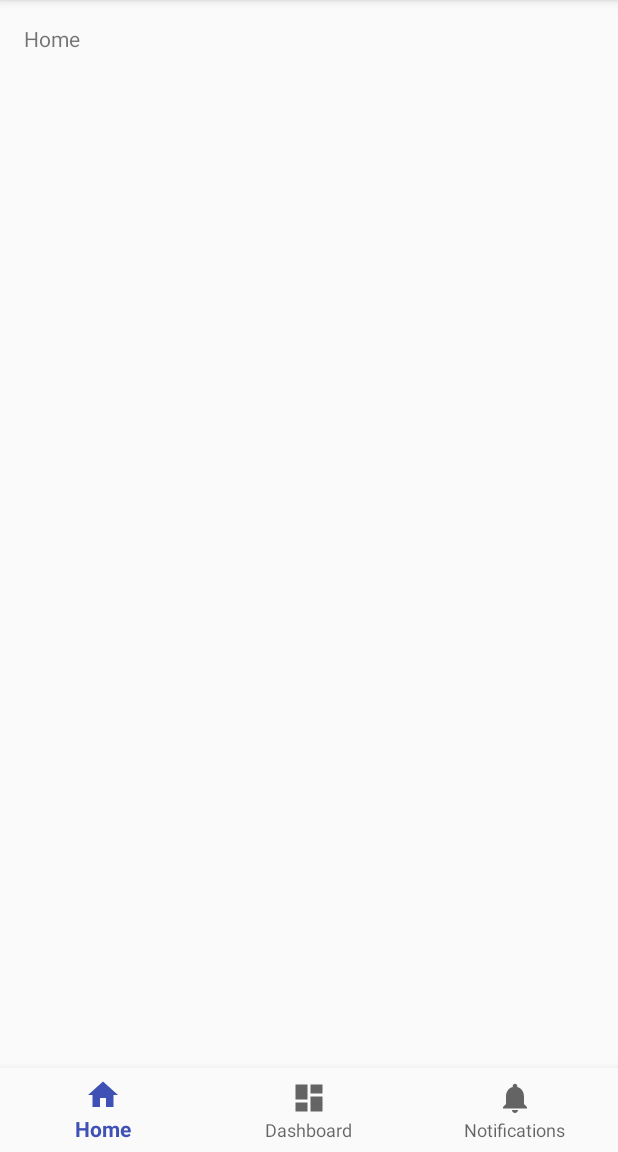
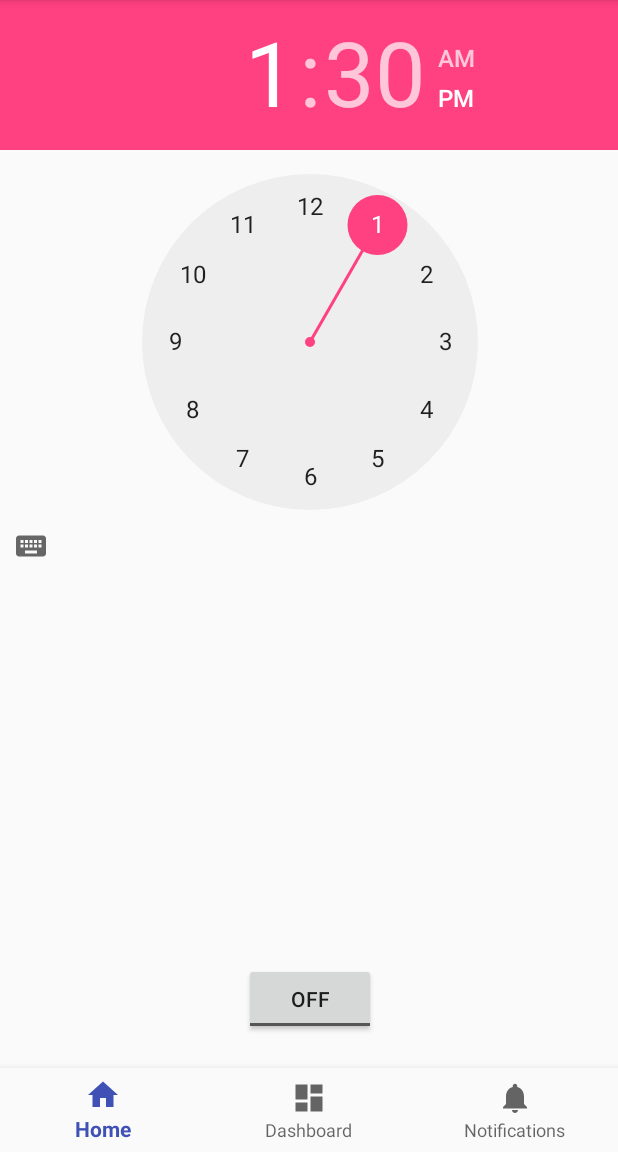
Before and after one commit to bjornwilliam/MrWakup, an Android app: the screen it shows after launch (MainActivity), on a phone screen of 412 x 824 dp, the part 84-1236 px from its top. Run offline under Robolectric (Android 15) with nearby library versions, the phone set to English and light mode, and no system bars.

Commit message:
alarm works

```diff
--- a/app/src/main/AndroidManifest.xml
+++ b/app/src/main/AndroidManifest.xml
@@ -17,6 +17,8 @@
         android:roundIcon="@mipmap/ic_launcher_round"
         android:supportsRtl="true"
         android:theme="@style/AppTheme">
+
+        <receiver android:name=".AlarmReceiver" />
         <activity
             android:name=".MainActivity"
             android:label="@string/app_name">
--- a/app/src/main/java/wakeup/mrwakeup/AlarmFragment.java
+++ b/app/src/main/java/wakeup/mrwakeup/AlarmFragment.java
@@ -1,12 +1,24 @@
 package wakeup.mrwakeup;
 
+import android.app.Activity;
+import android.app.AlarmManager;
+import android.app.PendingIntent;
 import android.content.Context;
+import android.content.Intent;
 import android.net.Uri;
 import android.os.Bundle;
 import android.app.Fragment;
 import android.view.LayoutInflater;
 import android.view.View;
 import android.view.ViewGroup;
+import android.widget.TimePicker;
+import android.widget.ToggleButton;
+
+import com.riftlabs.communicationlib.utils.Log;
+
+import java.util.Calendar;
+
+import static android.content.Context.ALARM_SERVICE;
 
 
 /**
@@ -17,17 +29,27 @@ import android.view.ViewGroup;
  * Use the {@link AlarmFragment#newInstance} factory method to
  * create an instance of this fragment.
  */
-public class AlarmFragment extends Fragment {
+public class AlarmFragment extends Fragment implements View.OnClickListener{
     // TODO: Rename parameter arguments, choose names that match
     // the fragment initialization parameters, e.g. ARG_ITEM_NUMBER
     private static final String ARG_PARAM1 = "param1";
     private static final String ARG_PARAM2 = "param2";
+
+    AlarmManager alarmManager;
+    private PendingIntent pendingIntent;
+    private TimePicker alarmTimePicker;
+    private static AlarmFragment inst;
+
 
     // TODO: Rename and change types of parameters
     private String mParam1;
     private String mParam2;
 
     private OnFragmentInteractionListener mListener;
+
+
+
+
 
     public AlarmFragment() {
         // Required empty public constructor
@@ -50,6 +72,9 @@ public class AlarmFragment extends Fragment {
         fragment.setArguments(args);
         return fragment;
     }
+    public static AlarmFragment instance() {
+        return inst;
+    }
 
     @Override
     public void onCreate(Bundle savedInstanceState) {
@@ -58,13 +83,36 @@ public class AlarmFragment extends Fragment {
             mParam1 = getArguments().getString(ARG_PARAM1);
             mParam2 = getArguments().getString(ARG_PARAM2);
         }
+        alarmManager = (AlarmManager) this.getContext().getSystemService(ALARM_SERVICE);
+        inst = this;
     }
 
     @Override
     public View onCreateView(LayoutInflater inflater, ViewGroup container,
                              Bundle savedInstanceState) {
         // Inflate the layout for this fragment
-        return inflater.inflate(R.layout.fragment_alarm, container, false);
+        View view = inflater.inflate(R.layout.fragment_alarm, container, false);
+        ToggleButton alarmToggle = (ToggleButton) view.findViewById(R.id.toggleButton);
+        alarmToggle.setOnClickListener(this);
+        alarmTimePicker = (TimePicker) view.findViewById(R.id.timePicker);
+        return view;
+    }
+
+    @Override
+    public void onClick(View v) {
+        if ((((ToggleButton) v).isChecked())) {
+        //do what you want to do when button is clicked
+        Log.d("MyActivity", "Alarm On");
+        Calendar calendar = Calendar.getInstance();
+        calendar.set(Calendar.HOUR_OF_DAY, alarmTimePicker.getHour());
+        calendar.set(Calendar.MINUTE, alarmTimePicker.getMinute());
+        Intent myIntent = new Intent(getActivity(), AlarmReceiver.class);
+        pendingIntent = PendingIntent.getBroadcast(getActivity(), 0, myIntent, 0);
+        alarmManager.set(AlarmManager.RTC, calendar.getTimeInMillis(), pendingIntent);
+    } else {
+        alarmManager.cancel(pendingIntent);
+        Log.d("MyActivity", "Alarm Off");
+        }
     }
 
     // TODO: Rename method, update argument and hook method into UI event
--- a/app/src/main/java/wakeup/mrwakeup/LightFragment.java
+++ b/app/src/main/java/wakeup/mrwakeup/LightFragment.java
@@ -76,7 +76,7 @@ public class LightFragment extends Fragment implements IConnectedKickDeviceChang
     public View onCreateView(LayoutInflater inflater, ViewGroup container,
                              Bundle savedInstanceState) {
         // Inflate the layout for this fragment
-        return inflater.inflate(R.layout.fragment_main_view, container, false);
+        return inflater.inflate(R.layout.fragment_light, container, false);
     }
 
     // TODO: Rename method, update argument and hook method into UI event
--- a/app/src/main/java/wakeup/mrwakeup/MainActivity.java
+++ b/app/src/main/java/wakeup/mrwakeup/MainActivity.java
@@ -7,10 +7,13 @@ import android.content.Context;
 import android.content.DialogInterface;
 import android.content.Intent;
 import android.content.pm.PackageManager;
+import android.net.Uri;
 import android.os.Build;
 import android.os.Bundle;
 import android.support.annotation.NonNull;
 import android.support.design.widget.BottomNavigationView;
+import android.support.v4.app.FragmentManager;
+import android.support.v4.app.FragmentTransaction;
 import android.support.v7.app.AlertDialog;
 import android.support.v7.app.AppCompatActivity;
 import android.view.MenuItem;
@@ -24,7 +27,7 @@ import com.riftlabs.communicationlib.utils.Log;
 
 import wakeup.devicemanager.DeviceManager;
 
-public class MainActivity extends AppCompatActivity {
+public class MainActivity extends AppCompatActivity implements AlarmFragment.OnFragmentInteractionListener {
     private static final int PERMISSION_REQUEST_COARSE_LOCATION = 1;
 
     public static LightFragment lightFragment;
@@ -102,7 +105,12 @@ public class MainActivity extends AppCompatActivity {
             }
         }
 
+        FragmentManager fragmentManager = getSupportFragmentManager();
+        FragmentTransaction fragmentTransaction = fragmentManager.beginTransaction();
 
+        AlarmFragment fragment = new AlarmFragment();
+/*        fragmentTransaction.add(R.id.fragment_container, fragment);
+        fragmentTransaction.commit();*/
 
     }
 
@@ -149,4 +157,9 @@ public class MainActivity extends AppCompatActivity {
         }
     }
 
+    @Override
+    public void onFragmentInteraction(Uri uri){
+        //you can leave it empty
+    }
+
 }
--- a/app/src/main/res/layout/activity_main.xml
+++ b/app/src/main/res/layout/activity_main.xml
@@ -7,23 +7,23 @@
     android:layout_height="match_parent"
     tools:context="wakeup.mrwakeup.MainActivity">
 
-    <TextView
-        android:id="@+id/message"
-        android:layout_width="wrap_content"
-        android:layout_height="wrap_content"
-        android:layout_marginLeft="@dimen/activity_horizontal_margin"
-        android:layout_marginStart="@dimen/activity_horizontal_margin"
-        android:layout_marginTop="@dimen/activity_vertical_margin"
-        android:text="@string/title_home"
-        app:layout_constraintLeft_toLeftOf="parent"
-        app:layout_constraintTop_toTopOf="parent" />
+    <fragment
+        android:id="@+id/fragment"
+        android:name="wakeup.mrwakeup.AlarmFragment"
+        android:layout_width="444dp"
+        android:layout_height="0dp"
+        app:layout_constraintBottom_toBottomOf="parent"
+        app:layout_constraintEnd_toEndOf="parent"
+        app:layout_constraintHorizontal_bias="0.5"
+        app:layout_constraintStart_toStartOf="parent"
+        app:layout_constraintTop_toTopOf="parent"
+        app:layout_constraintVertical_bias="0.0" />
+
 
     <android.support.design.widget.BottomNavigationView
         android:id="@+id/navigation"
         android:layout_width="0dp"
         android:layout_height="wrap_content"
-        android:layout_marginEnd="0dp"
-        android:layout_marginStart="0dp"
         android:background="?android:attr/windowBackground"
         app:layout_constraintBottom_toBottomOf="parent"
         app:layout_constraintLeft_toLeftOf="parent"
--- a/app/src/main/res/layout/fragment_alarm.xml
+++ b/app/src/main/res/layout/fragment_alarm.xml
@@ -1,13 +1,25 @@
-<FrameLayout xmlns:android="http://schemas.android.com/apk/res/android"
+<RelativeLayout xmlns:android="http://schemas.android.com/apk/res/android"
     xmlns:tools="http://schemas.android.com/tools"
     android:layout_width="match_parent"
     android:layout_height="match_parent"
     tools:context="wakeup.mrwakeup.AlarmFragment">
 
     <!-- TODO: Update blank fragment layout -->
-    <TextView
-        android:layout_width="match_parent"
+
+    <TimePicker
+        android:id="@+id/timePicker"
+        android:layout_width="wrap_content"
         android:layout_height="match_parent"
-        android:text="@string/hello_blank_fragment" />
+        android:layout_alignParentStart="true"
+        android:layout_alignParentTop="true" />
 
-</FrameLayout>
+    <ToggleButton
+        android:id="@+id/toggleButton"
+        android:layout_width="wrap_content"
+        android:layout_height="wrap_content"
+        android:layout_alignParentBottom="true"
+        android:layout_centerHorizontal="true"
+        android:layout_marginBottom="78dp"
+        android:text="ToggleButton" />
+
+</RelativeLayout>
--- /dev/null
+++ b/app/src/main/res/layout/fragment_light.xml
@@ -0,0 +1,6 @@
+<?xml version="1.0" encoding="utf-8"?>
+<LinearLayout xmlns:android="http://schemas.android.com/apk/res/android"
+    android:layout_width="match_parent"
+    android:layout_height="match_parent">
+
+</LinearLayout>
```
Also changed, not shown: app/src/main/java/wakeup/mrwakeup/AlarmReceiver.java (added, +37 -0 lines), app/src/main/res/layout/fragment_main_view.xml (deleted, +0 -13 lines), 40 other files.
